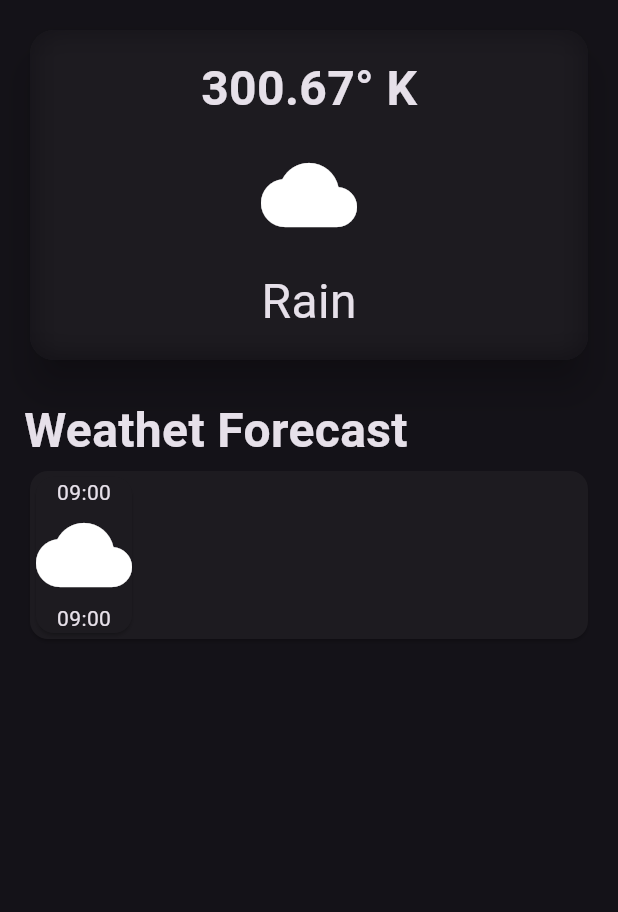
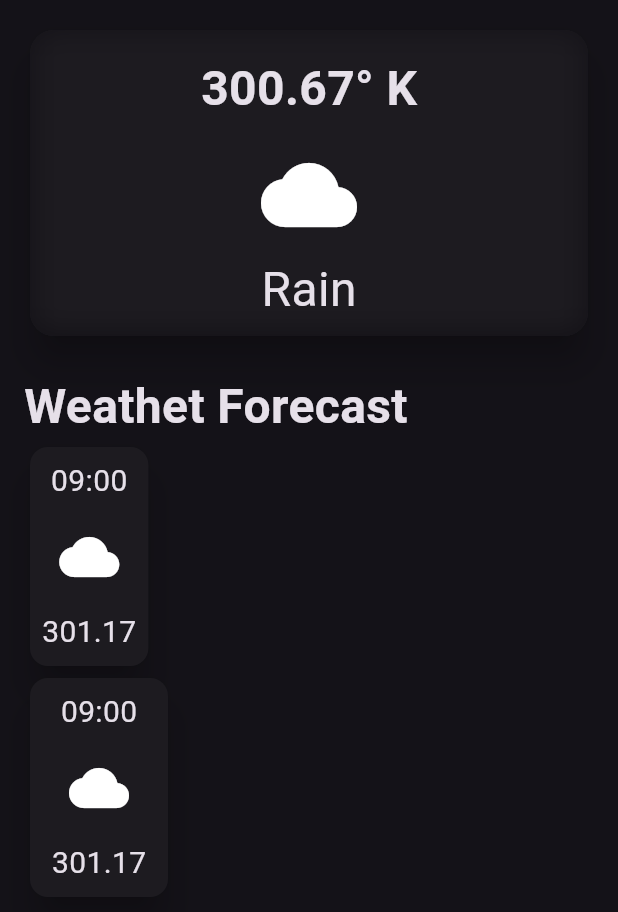
Before and after one commit to ashutosh-0907/weather-api, a Flutter app: the screen it shows after launch, on a phone screen of 412 x 824 dp. Shown: the top 912 px of the screen. Run offline on Flutter 3.47's test engine with Material 2 defaults, Android fonts, the phone set to English and light mode, and no system bars.

Commit message:
Adding material widget

```diff
--- a/lib/weather_screen.dart
+++ b/lib/weather_screen.dart
@@ -50,15 +50,10 @@ class WeatherScreen extends StatelessWidget {
                               size: 64,
                             ),
                           ),
-                          Padding(
-                            padding: EdgeInsets.all(8.0),
-                            child: Center(
-                              child: Text(
+                          Text(
                             'Rain',
                             style: TextStyle(
                               fontSize: 32,
-                                ),
-                              ),
                             ),
                           ),
                         ],
@@ -78,30 +73,84 @@ class WeatherScreen extends StatelessWidget {
                 fontSize: 32,
               ),
             ),
-              Card(
-                child: Row(
+            const Row(
               children: [
                 Card(
+                  elevation: 10,
                   child: Column(
                     children: [
                       Center(
+                        child: Padding(
+                          padding: EdgeInsets.all(8.0),
                           child: Text(
                             '09:00',
+                            style: TextStyle(
+                              fontSize: 20,
                             ),
                           ),
-                          Icon(
+                        ),
+                      ),
+                      Padding(
+                        padding: EdgeInsets.all(8.0),
+                        child: Icon(
                           Icons.cloud,
-                              size: 64,
+                          size: 40,
                         ),
-                            Text(
-                              '09:00',
                       ),
-
+                      Padding(
+                        padding: EdgeInsets.all(8.0),
+                        child: Text(
+                          '301.17',
+                          style: TextStyle(
+                            fontSize: 20,
+                          ),
+                        ),
+                      ),
                     ],
                   ),
                 )
               ],
             ),
+            const Row(
+              children: [
+                SizedBox(
+                  width: 100,
+                  child: Card(
+                    elevation: 10,
+                    child: Column(
+                      children: [
+                        Center(
+                          child: Padding(
+                            padding: EdgeInsets.all(8.0),
+                            child: Text(
+                              '09:00',
+                              style: TextStyle(
+                                fontSize: 20,
+                              ),
+                            ),
+                          ),
+                        ),
+                        Padding(
+                          padding: EdgeInsets.all(8.0),
+                          child: Icon(
+                            Icons.cloud,
+                            size: 40,
+                          ),
+                        ),
+                        Padding(
+                          padding: EdgeInsets.all(8.0),
+                          child: Text(
+                            '301.17',
+                            style: TextStyle(
+                              fontSize: 20,
+                            ),
+                          ),
+                        ),
+                      ],
+                    ),
+                  ),
+                )
+              ],
             )
           ],
         ),
```
Lines whose indentation alone changed are shown as unchanged.
